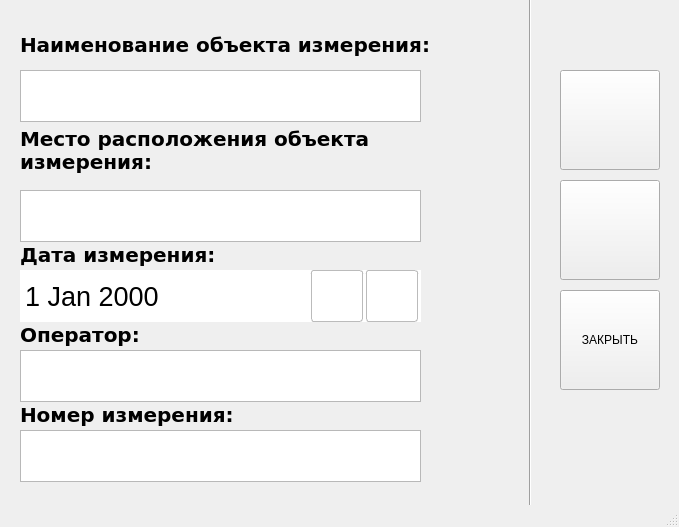
Above: secondUI.ui from kozlov174/raspberry_app before the change. Below: the same form after it.
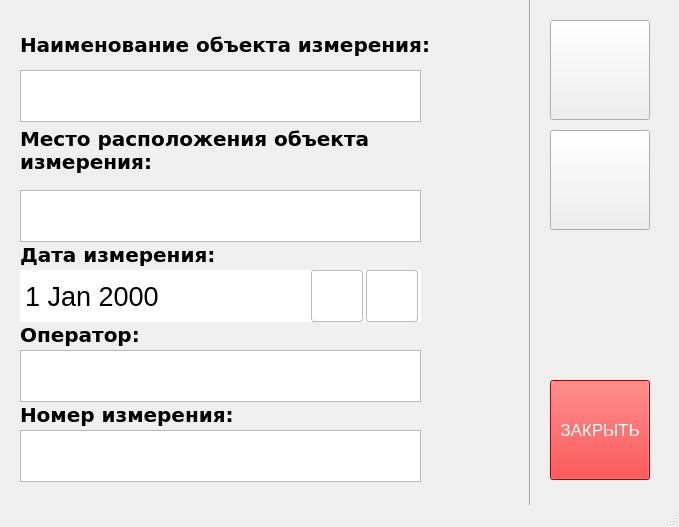
That is the form after the change. Icons and pictures are not drawn.

Diff of the .ui file:
```diff
--- a/secondUI.ui
+++ b/secondUI.ui
@@ -13,6 +13,9 @@
   <property name="windowTitle">
    <string>Метаданные</string>
   </property>
+  <property name="autoFillBackground">
+   <bool>false</bool>
+  </property>
   <widget class="QWidget" name="centralwidget">
    <widget class="QLabel" name="label_2">
     <property name="geometry">
@@ -116,8 +119,8 @@
    <widget class="QPushButton" name="keyboard_button">
     <property name="geometry">
      <rect>
-      <x>560</x>
-      <y>180</y>
+      <x>550</x>
+      <y>130</y>
       <width>100</width>
       <height>100</height>
      </rect>
@@ -180,8 +183,8 @@
    <widget class="QPushButton" name="save_button">
     <property name="geometry">
      <rect>
-      <x>560</x>
-      <y>70</y>
+      <x>550</x>
+      <y>20</y>
       <width>100</width>
       <height>100</height>
      </rect>
@@ -238,12 +241,24 @@
    <widget class="QPushButton" name="close_button">
     <property name="geometry">
      <rect>
-      <x>560</x>
-      <y>290</y>
+      <x>550</x>
+      <y>380</y>
       <width>100</width>
       <height>100</height>
      </rect>
     </property>
+    <property name="font">
+     <font>
+      <pointsize>13</pointsize>
+     </font>
+    </property>
+    <property name="autoFillBackground">
+     <bool>false</bool>
+    </property>
+    <property name="styleSheet">
+     <string notr="true">color: rgb(255, 255, 255);
+background-color: rgb(255, 0, 0);</string>
+    </property>
     <property name="text">
      <string>ЗАКРЫТЬ</string>
     </property>
```
